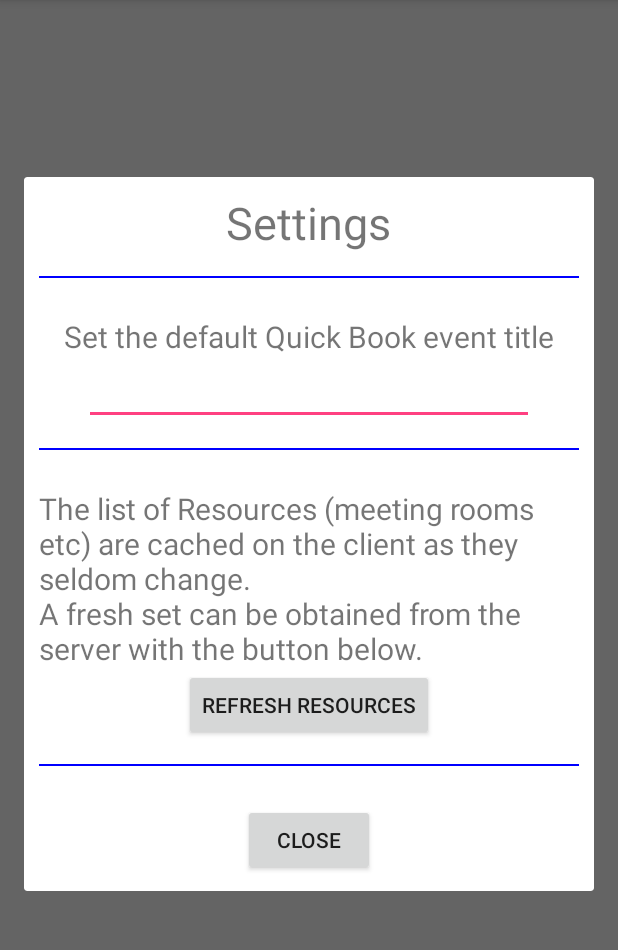
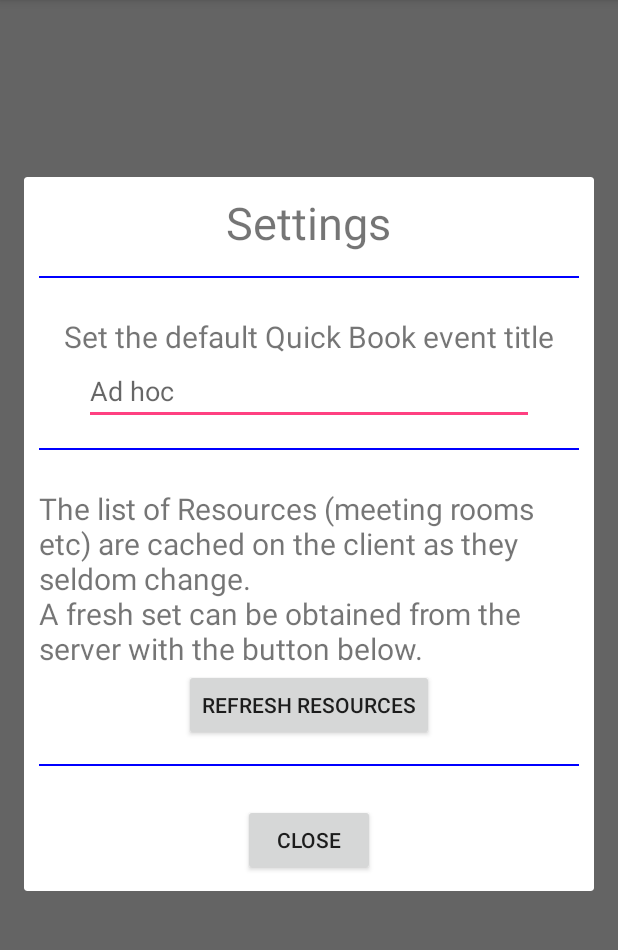
Before and after one commit to Dogmeat88/check-book, an Android app: the screen it shows after launch (MainActivity), in the options menu, after a tap on "Settings", on a phone screen of 412 x 824 dp, the part 84-1034 px from its top. Run offline under Robolectric (Android 15) with nearby library versions, the phone set to English and light mode, and no system bars; our stand-ins replace data binding; libraries missing offline, so code that uses them is left out: com.google.api.client, com.google.api.services, pub.devrel.easypermissions; 11 statements that could not run were skipped.

Commit message:
Fixed event title hint

```diff
--- a/app/src/main/java/nz/net/pseudo/checkbook/SettingsDialogueFragment.java
+++ b/app/src/main/java/nz/net/pseudo/checkbook/SettingsDialogueFragment.java
@@ -36,7 +36,7 @@ public class SettingsDialogueFragment extends DialogFragment{
         View view = inflater.inflate(R.layout.settings_dialogue_fragment, container, false);
         mBinding = SettingsDialogueFragmentBinding.bind(view);
 
-        mBinding.editEventTitle.setHint(getActivity().getPreferences(Context.MODE_PRIVATE).getString(MainActivity.QUICKBOOK_TITLE_KEY,""));
+        mBinding.editEventTitle.setHint(getActivity().getPreferences(Context.MODE_PRIVATE).getString(MainActivity.QUICKBOOK_TITLE_KEY, getString(R.string.event_book_confirm_edittext_hint)));
         mBinding.editEventTitle.addTextChangedListener(new TextWatcher() {
             @Override
             public void beforeTextChanged(CharSequence s, int start, int count, int after) {
```
